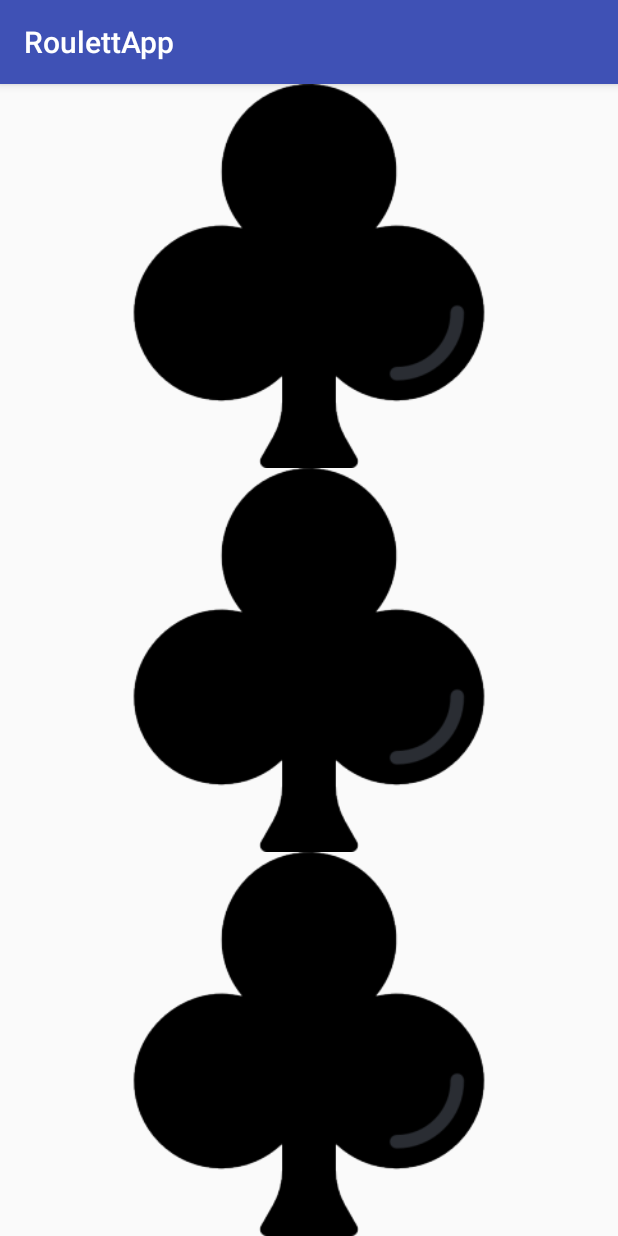
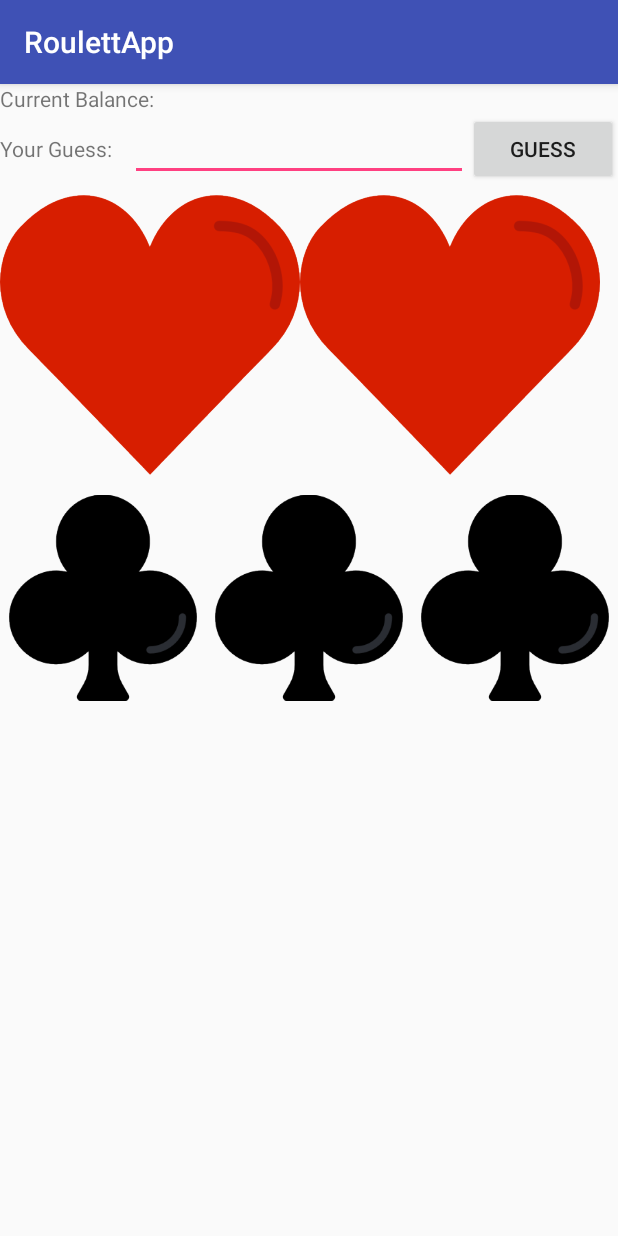
Before and after one commit to silvio201/RoulettApp, an Android app: the screen it shows after launch (MainActivity), on a phone screen of 412 x 824 dp. Run offline under Robolectric (Android 15) with nearby library versions, the phone set to English and light mode, and no system bars.

Commit message:
Layout Änderungen

```diff
--- a/app/src/main/java/com/example/fanzengruber15/roulettapp/MainActivity.java
+++ b/app/src/main/java/com/example/fanzengruber15/roulettapp/MainActivity.java
@@ -18,7 +18,6 @@ public class MainActivity extends AppCompatActivity {
     protected void onCreate(Bundle savedInstanceState) {
         super.onCreate(savedInstanceState);
         setContentView(R.layout.activity_main);
-        vibrate();
         initialSliders();
     }
 
@@ -50,4 +49,6 @@ public class MainActivity extends AppCompatActivity {
         }
     }
 
+    public void GuessClicked(View view) {
+    }
 }
--- a/app/src/main/res/layout/activity_main.xml
+++ b/app/src/main/res/layout/activity_main.xml
@@ -7,16 +7,101 @@
     android:orientation="vertical"
     tools:context="com.example.fanzengruber15.roulettapp.MainActivity">
 
+    <LinearLayout
+        android:layout_width="match_parent"
+        android:layout_height="wrap_content"
+        android:layout_weight="0"
+        android:orientation="horizontal">
+
+        <TextView
+            android:id="@+id/textView1"
+            android:layout_width="wrap_content"
+            android:layout_height="wrap_content"
+            android:layout_weight="1"
+            android:text="Current Balance:" />
+
+        <TextView
+            android:id="@+id/txtBalance"
+            android:layout_width="wrap_content"
+            android:layout_height="wrap_content"
+            android:layout_weight="1" />
+    </LinearLayout>
+
+    <LinearLayout
+        android:layout_width="match_parent"
+        android:layout_height="wrap_content"
+        android:layout_weight="0"
+        android:orientation="horizontal">
+
+        <TextView
+            android:id="@+id/textView3"
+            android:layout_width="wrap_content"
+            android:layout_height="wrap_content"
+            android:layout_weight="1"
+            android:text="Your Guess:" />
+
+        <EditText
+            android:id="@+id/txtGuess"
+            android:layout_width="wrap_content"
+            android:layout_height="wrap_content"
+            android:layout_weight="1"
+            android:ems="10"
+            android:inputType="numberDecimal" />
+
+        <Button
+            android:id="@+id/buttonGuess"
+            android:layout_width="wrap_content"
+            android:layout_height="wrap_content"
+            android:layout_weight="1"
+            android:text="Guess"
+            android:onClick="GuessClicked"/>
+    </LinearLayout>
+
+    <LinearLayout
+        android:layout_width="match_parent"
+        android:layout_height="wrap_content"
+        android:layout_weight="0">
+
+        <ImageView
+            android:id="@+id/image1"
+            android:layout_width="wrap_content"
+            android:layout_height="wrap_content"
+            android:layout_weight="0"
+            app:srcCompat="@mipmap/hearts" />
+
+        <ImageView
+            android:id="@+id/image2"
+            android:layout_width="wrap_content"
+            android:layout_height="wrap_content"
+            android:layout_weight="0"
+            tools:srcCompat="@mipmap/hearts" />
+
+        <ImageView
+            android:id="@+id/image3"
+            android:layout_width="wrap_content"
+            android:layout_height="wrap_content"
+            android:layout_weight="0"
+            app:srcCompat="@mipmap/hearts" />
+    </LinearLayout>
+
+    <LinearLayout
+        android:layout_width="match_parent"
+        android:layout_height="wrap_content"
+        android:layout_weight="0"
+        android:orientation="horizontal">
+
         <android.support.v4.view.ViewPager
             android:id="@+id/slider1"
             android:layout_width="wrap_content"
-        android:layout_height="wrap_content"
-        android:layout_weight="1" />
+            android:layout_height="150dp"
+            android:layout_weight="1">
+
+        </android.support.v4.view.ViewPager>
 
         <android.support.v4.view.ViewPager
             android:id="@+id/slider2"
             android:layout_width="wrap_content"
-        android:layout_height="wrap_content"
+            android:layout_height="150dp"
             android:layout_weight="1">
 
         </android.support.v4.view.ViewPager>
@@ -24,8 +109,11 @@
         <android.support.v4.view.ViewPager
             android:id="@+id/slider3"
             android:layout_width="wrap_content"
-        android:layout_height="wrap_content"
+            android:layout_height="150dp"
             android:layout_weight="1">
 
         </android.support.v4.view.ViewPager>
+
     </LinearLayout>
+
+</LinearLayout>
```
Lines whose indentation alone changed are shown as unchanged.
